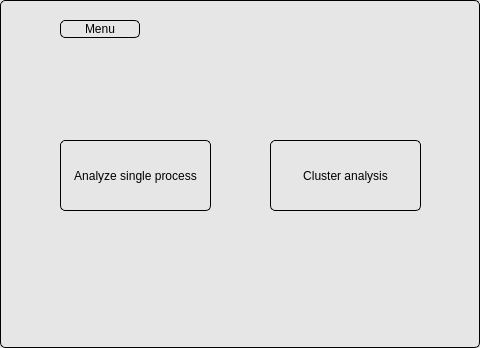
First picture: the form in biochooser.ui, repository LorenzoTarricone/TranscriptomiC, before the edit.
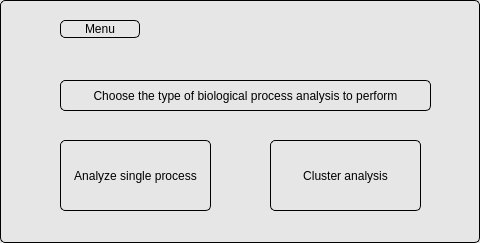
Second picture: the form after the edit.

```diff
--- a/biochooser.ui
+++ b/biochooser.ui
@@ -7,7 +7,7 @@
     <x>0</x>
     <y>0</y>
     <width>480</width>
-    <height>348</height>
+    <height>243</height>
    </rect>
   </property>
   <property name="windowTitle">
@@ -92,6 +92,22 @@
     <string>Menu</string>
    </property>
   </widget>
+  <widget class="QLabel" name="label">
+   <property name="geometry">
+    <rect>
+     <x>60</x>
+     <y>80</y>
+     <width>371</width>
+     <height>31</height>
+    </rect>
+   </property>
+   <property name="text">
+    <string>Choose the type of biological process analysis to perform</string>
+   </property>
+   <property name="alignment">
+    <set>Qt::AlignCenter</set>
+   </property>
+  </widget>
  </widget>
  <resources/>
  <connections/>
```
